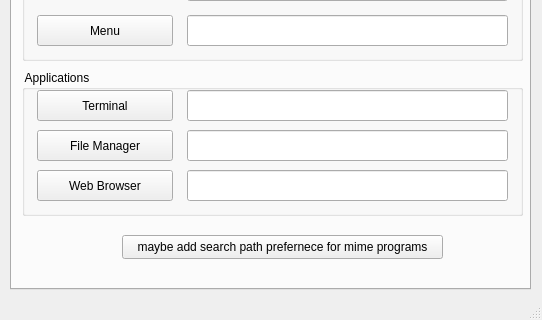
Above: src/qsettings/qsettings.ui from fluxer/bfp before the change; both pictures show x 0 to 542 and y 150 to 470 of the 542 by 470 pixel window. Below: the same form after it.
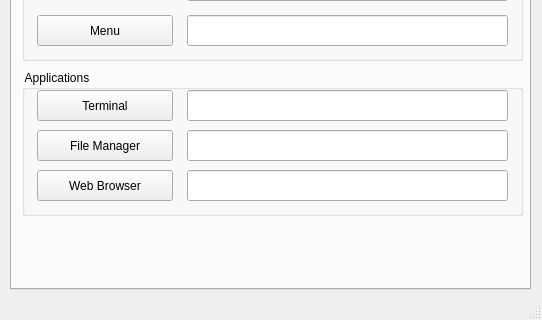
That is the form after the change. The open tabs and pages were chosen to show the change. Icons and pictures are not drawn.

Commit message: use PATH with fallback to find programs in Mime

Diff of the .ui file:
```diff
--- a/src/qsettings/qsettings.ui
+++ b/src/qsettings/qsettings.ui
@@ -413,19 +413,6 @@
        </property>
       </widget>
      </widget>
-     <widget class="QPushButton" name="pushButton">
-      <property name="geometry">
-       <rect>
-        <x>110</x>
-        <y>330</y>
-        <width>321</width>
-        <height>24</height>
-       </rect>
-      </property>
-      <property name="text">
-       <string>maybe add search path prefernece for mime programs</string>
-      </property>
-     </widget>
     </widget>
    </widget>
   </widget>
```
Left out of the diff: 2 changed lines with no effect on the pictures. The commit also changes 3 other files.
